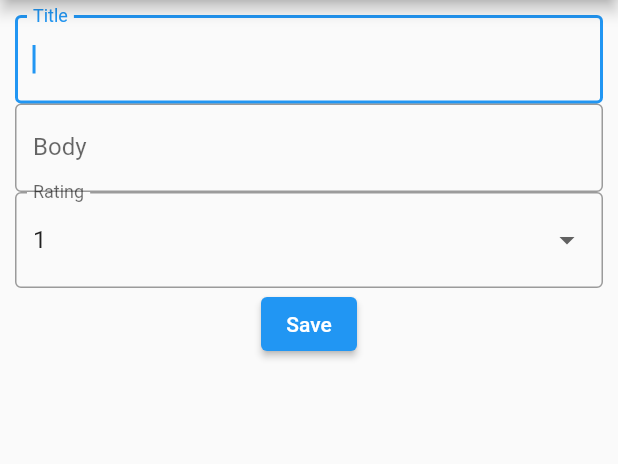
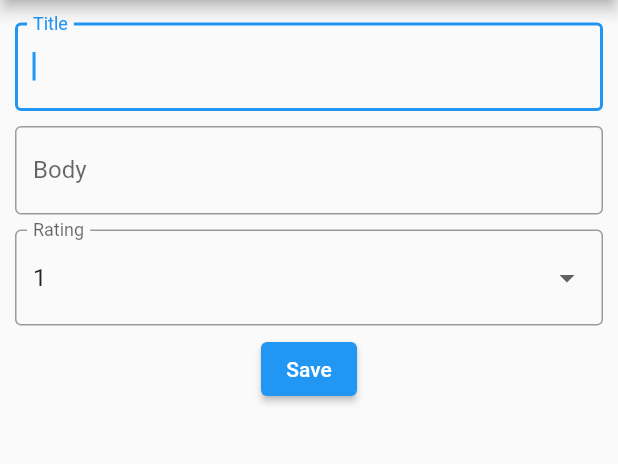
Before and after one commit to kevinlichang/journal-flutter, a Flutter app: the AddNewScreen screen opened by its route, on a phone screen of 412 x 824 dp, the part 84-548 px from its top. Run offline on Flutter 3.47's test engine with Material 2 defaults, Android fonts, the phone set to English and light mode, and no system bars; our stand-ins replace shared_preferences, sqflite; accounts and stored records are empty.

Commit message:
updated UI with dividers and padding for text fields

```diff
--- a/lib/widgets/journal_entry_form.dart
+++ b/lib/widgets/journal_entry_form.dart
@@ -26,7 +26,9 @@ class JournalEntryFormState extends State<JournalEntryForm> {
           key: _formKey,
           child: Column(
             children: [
-              TextFormField(
+              Padding(
+                padding: EdgeInsets.symmetric(vertical: 5),
+                child: TextFormField(
                   validator: (value) {
                     if (value == null || value.isEmpty) {
                       return 'Please enter some text';
@@ -41,8 +43,11 @@ class JournalEntryFormState extends State<JournalEntryForm> {
                     labelText: 'Title',
                     border: OutlineInputBorder(),
                   ),
+                )
               ),
-              TextFormField(
+              Padding(
+                padding: EdgeInsets.symmetric(vertical: 5),
+                child: TextFormField(
                   validator: (value) {
                     if (value == null || value.isEmpty) {
                       return 'Please enter some text';
@@ -56,8 +61,13 @@ class JournalEntryFormState extends State<JournalEntryForm> {
                     labelText: 'Body',
                     border: OutlineInputBorder(),
                   ),
+                  minLines: 1,
+                  maxLines: 7,
+                )
               ),
-              DropdownButtonFormField<int>(
+              Padding(
+                padding: EdgeInsets.symmetric(vertical: 5),
+                child: DropdownButtonFormField<int>(
                   value: selectedValue,
                   validator: (value) {
                     if (value! < 1 || value > 4) {
@@ -87,6 +97,7 @@ class JournalEntryFormState extends State<JournalEntryForm> {
                     labelText: 'Rating',
                     border: OutlineInputBorder(),
                   ),
+                )
               ),
               ElevatedButton(
                 onPressed: () async {
```
Also changed, not shown: lib/screens/journal_entry_listview.dart (+19 -8 lines), assets/addNew.PNG (added). Lines whose indentation alone changed are shown as unchanged.
